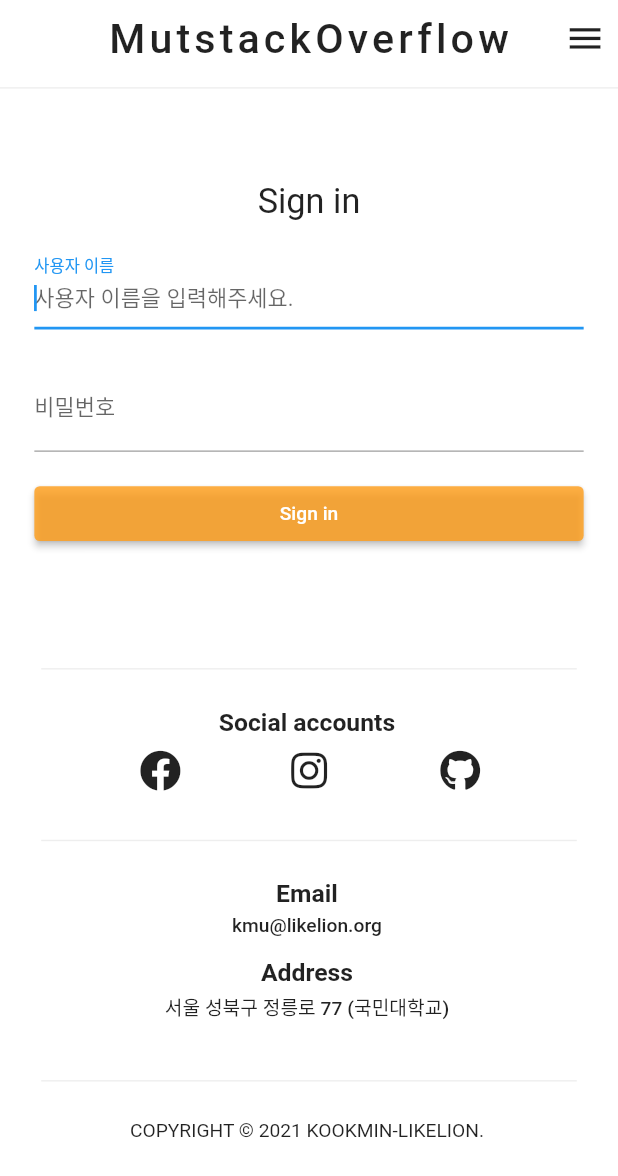
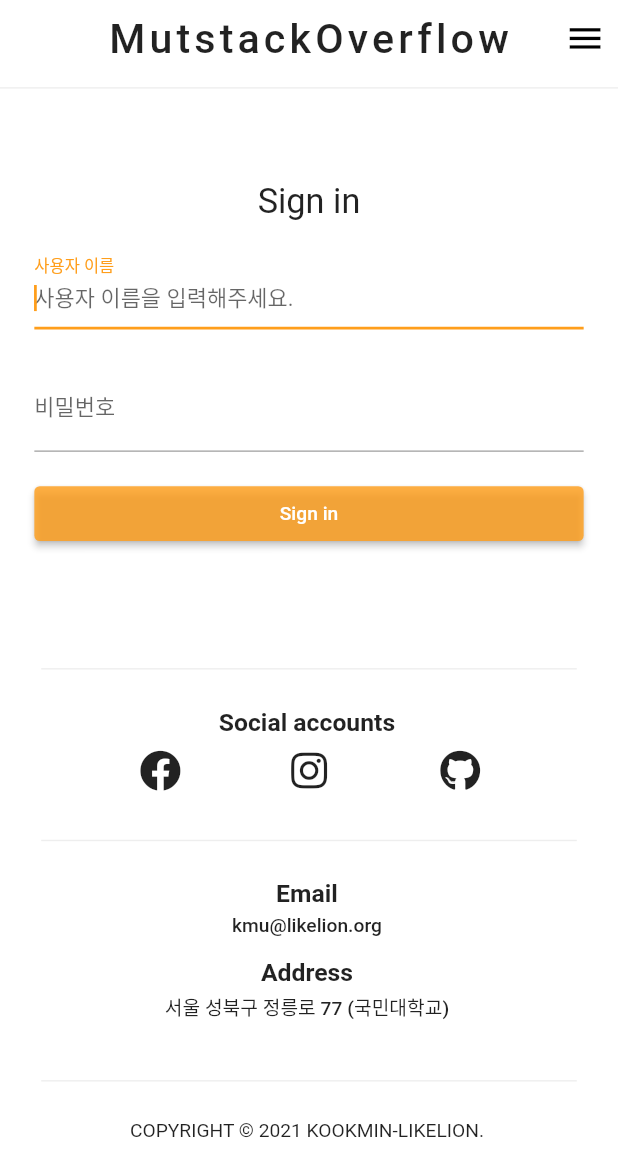
Before and after one commit to likelion-kookmin/msof_front, a Flutter app: the screen it shows after launch, on a phone screen of 412 x 824 dp. Shown: the top 1176 px of the screen. Run offline on Flutter 3.47's test engine with Material 2 defaults, Android fonts, the phone set to English and light mode, and no system bars; drawn by our look-alikes of auto_size_text; our stand-ins replace beamer, carousel_slider, dio, flutter_hooks, font_awesome_flutter, freezed_annotation and 7 more; missing offline and left inert: dart:html, enum_to_string; accounts and stored records are empty.

Commit message:
feat: Apply material color and Disable browser shorcuts

```diff
--- a/lib/color.dart
+++ b/lib/color.dart
@@ -10,3 +10,23 @@ Color sideColor = Color(0xFFF5F5F5);
 
 Color backgroundColor = Colors.white;
 Color textColor = Colors.black87;
+
+MaterialColor createMaterialColor(Color color) {
+  List strengths = <double>[.05];
+  final swatch = <int, Color>{};
+  final r = color.red, g = color.green, b = color.blue;
+
+  for (var i = 1; i < 10; i++) {
+    strengths.add(0.1 * i);
+  }
+  strengths.forEach((strength) {
+    final ds = 0.5 - strength;
+    swatch[(strength * 1000).round()] = Color.fromRGBO(
+      r + ((ds < 0 ? r : (255 - r)) * ds).round(),
+      g + ((ds < 0 ? g : (255 - g)) * ds).round(),
+      b + ((ds < 0 ? b : (255 - b)) * ds).round(),
+      1,
+    );
+  });
+  return MaterialColor(color.value, swatch);
+}
--- a/lib/main.dart
+++ b/lib/main.dart
@@ -1,3 +1,5 @@
+import 'dart:html' as html;
+
 import 'package:beamer/beamer.dart';
 import 'package:flutter/material.dart';
 import 'package:flutter_hooks/flutter_hooks.dart';
@@ -22,6 +24,22 @@ Future<void> main() async {
   // LocalStorageService 초기화
   final localStorageService = LocalStorageService();
   await localStorageService.init();
+
+  html.window.addEventListener('keydown', (event) {
+    final keyboardEvent = event as html.KeyboardEvent;
+    if (keyboardEvent.metaKey || keyboardEvent.ctrlKey) {
+      switch (keyboardEvent.key) {
+        case '=': // Prevent zooming in.
+        case '-': // Prevent zooming out.
+        case 'd': // Prevent bookmark on Firefox e.g.
+        case 'g': // Prevent open find on Firefox e.g.
+        case 'z': // Prevent restoring tab on Safari.
+        case 'u': // Prevent open view-source.
+          keyboardEvent.preventDefault();
+          break;
+      }
+    }
+  });
 
   runApp(
     ProviderScope(
@@ -79,8 +97,8 @@ class MSOF extends HookWidget {
         title: 'MutstackOverflow',
         theme: ThemeData(
           textTheme: GoogleFonts.nanumGothicTextTheme(),
-          primaryColor: likelionOrangePrimary,
-          primaryIconTheme: IconThemeData(color: textColor),
+          primarySwatch: createMaterialColor(likelionOrangePrimary),
+          visualDensity: VisualDensity.adaptivePlatformDensity,
         ),
         builder: (context, widget) => ResponsiveWrapper.builder(
           BouncingScrollWrapper.builder(context, widget!),
```
